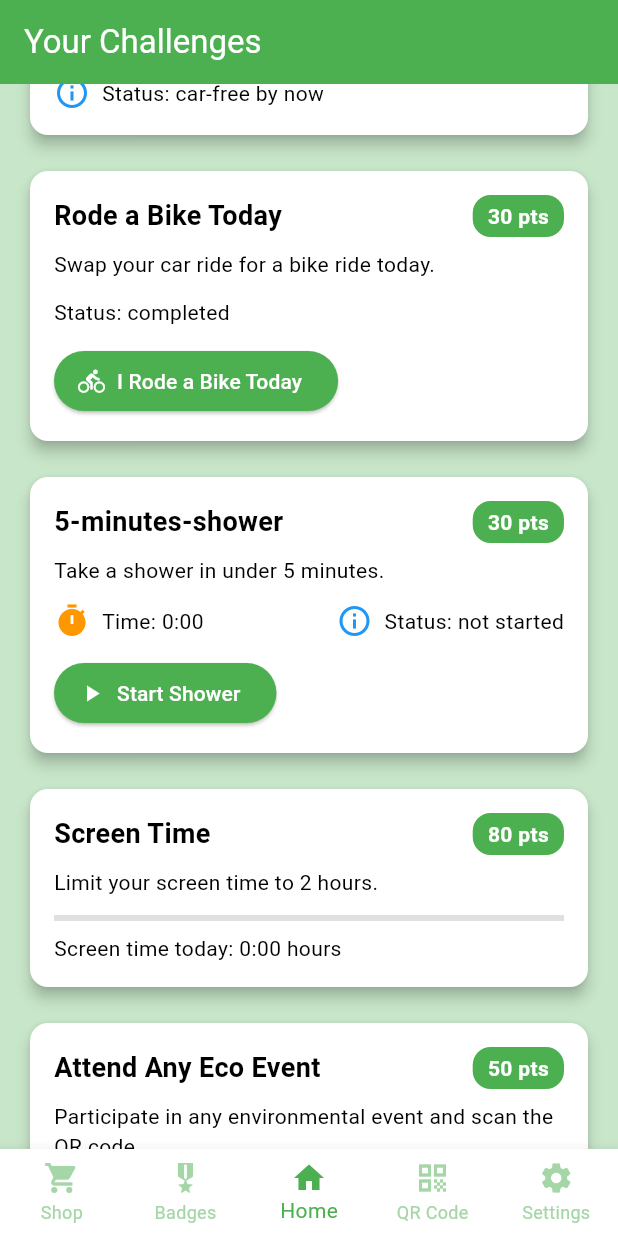
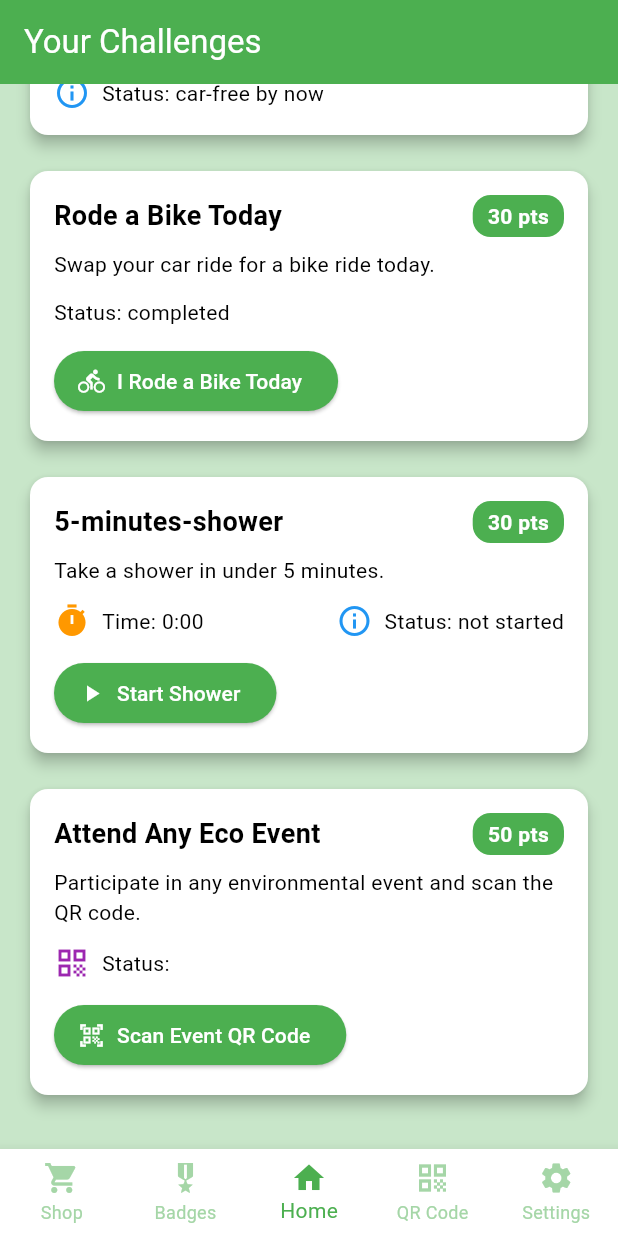
Before and after one commit to LEIC-ES-2024-25/2LEIC02T3, a Flutter app: the screen it shows once a user with an empty profile is signed in, scrolled down 266 dp, on a phone screen of 412 x 824 dp. Run offline on Flutter 3.47's test engine with Material 3 defaults, Android fonts, the phone set to English and light mode, and no system bars; our stand-ins replace cloud_firestore, firebase_auth, firebase_core, flutter_local_notifications, pedometer, qr_flutter; missing offline and left inert: flutter_activity_recognition, mobile_scanner; accounts and stored records are empty; generated files the repository leaves out were written again.

Commit message:
Remove 'Screen Time' challenge and related UI components from challenges provider and screen

```diff
--- a/lib/providers/challenges_provider.dart
+++ b/lib/providers/challenges_provider.dart
@@ -62,7 +62,6 @@ class ChallengesProvider with ChangeNotifier {
       Challenge(id: 'car-free', title: "Car-Free Day", description: "Avoid using a car today.", points: 60, carFreeStatus: "car-free by now"),
       Challenge(id: 'bike', title: "Rode a Bike Today", description: "Swap your car ride for a bike ride today.", points: 30, bikeRideStatus: "not done yet"),
       Challenge(id: 'shower', title: "5-minutes-shower", description: "Take a shower in under 5 minutes.", points: 30, isTimerRunning: false, elapsedTime: 0, showerStatus: "not started"),
-      Challenge(id: 'screen-time', title: "Screen Time", description: "Limit your screen time to 2 hours.", points: 80, totalSteps: 120, currentSteps: 0),
       Challenge(id: 'cleanup', title: "Attend Any Eco Event", description: "Participate in any environmental event and scan the QR code.", points: 50, qrCodeStatus: "not scanned"),
     ];
   }
@@ -414,7 +413,6 @@ class ChallengesProvider with ChangeNotifier {
           case 'shower': badgeId = 'water_saver'; break;
           case 'bike': badgeId = 'cycling_pro'; break;
           case 'cleanup': badgeId = 'community_leader'; break;
-          case 'screen-time': badgeId = 'screen_balancer'; break;
         }
         if (badgeId != null) {
           await badgesProvider.unlockBadge(badgeId, context);
@@ -424,7 +422,7 @@ class ChallengesProvider with ChangeNotifier {
             await badgesProvider.unlockBadge(firstBadge, context);
           }
           // Unlock 'Eco Master' when all other badges are unlocked
-          final allBadgeIds = ['eco_beginner','step_enthusiast','water_saver','screen_balancer','cycling_pro','community_leader'];
+          final allBadgeIds = ['eco_beginner','step_enthusiast','water_saver','cycling_pro','community_leader'];
           final unlockedIds = badgesProvider.badges.where((b) => b.isUnlocked).map((b) => b.id).toList();
           if (!unlockedIds.contains('eco_master') && allBadgeIds.every((id) => unlockedIds.contains(id))) {
             await badgesProvider.unlockBadge('eco_master', context);
--- a/lib/screens/challenges_screen.dart
+++ b/lib/screens/challenges_screen.dart
@@ -61,8 +61,6 @@ class ChallengesScreen extends StatelessWidget {
         return _buildBikeChallenge(context, challenge, provider);
       case 'shower':
         return _buildShowerChallenge(context, challenge, provider);
-      case 'screen-time':
-        return _buildScreenTimeChallenge(challenge);
       case 'cleanup':
         return _buildCleanupEventChallenge(context, challenge);
       default:
@@ -282,54 +280,6 @@ class ChallengesScreen extends StatelessWidget {
     );
   }
 
-  Widget _buildScreenTimeChallenge(Challenge challenge) {
-    final hours = challenge.currentSteps ~/ 60;
-    final minutes = challenge.currentSteps % 60;
-    final displayTime = '$hours:${minutes.toString().padLeft(2, '0')}';
-    final progress = challenge.currentSteps / challenge.totalSteps;
-
-    return Column(
-      crossAxisAlignment: CrossAxisAlignment.start,
-      children: [
-        Row(
-          mainAxisAlignment: MainAxisAlignment.spaceBetween,
-          children: [
-            Expanded(
-              child: Text(
-                challenge.title,
-                style: const TextStyle(fontSize: 18, fontWeight: FontWeight.bold),
-              ),
-            ),
-            Container(
-              padding: const EdgeInsets.symmetric(horizontal: 10, vertical: 4),
-              decoration: BoxDecoration(
-                color: Colors.green,
-                borderRadius: BorderRadius.circular(12),
-              ),
-              child: Text(
-                '${challenge.points} pts',
-                style: const TextStyle(
-                  fontWeight: FontWeight.bold,
-                  color: Colors.white,
-                ),
-              ),
-            ),
-          ],
-        ),
-        const SizedBox(height: 8),
-        Text(challenge.description),
-        const SizedBox(height: 12),
-        LinearProgressIndicator(
-          value: progress.clamp(0.0, 1.0),
-          backgroundColor: Colors.grey[300],
-          color: progress >= 1.0 ? Colors.red : Colors.green,
-        ),
-        const SizedBox(height: 8),
-        Text('Screen time today: $displayTime hours'),
-      ],
-    );
-  }
-
   Widget _buildCleanupEventChallenge(BuildContext context, Challenge challenge) {
     return Column(
       crossAxisAlignment: CrossAxisAlignment.start,
```
